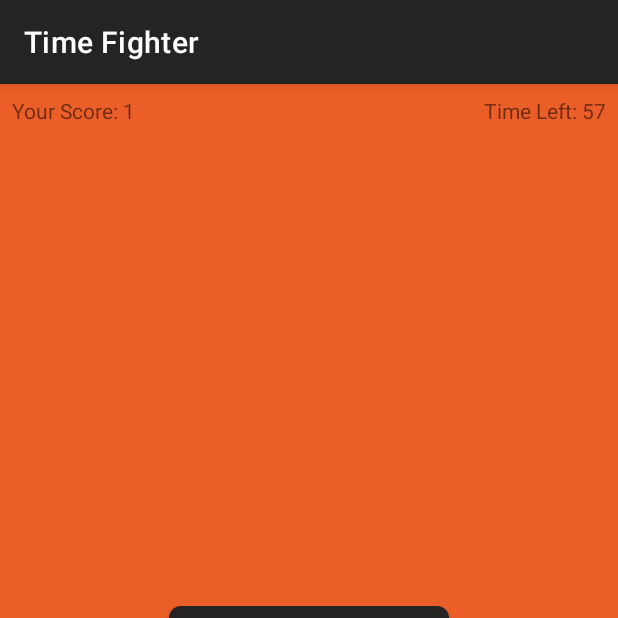
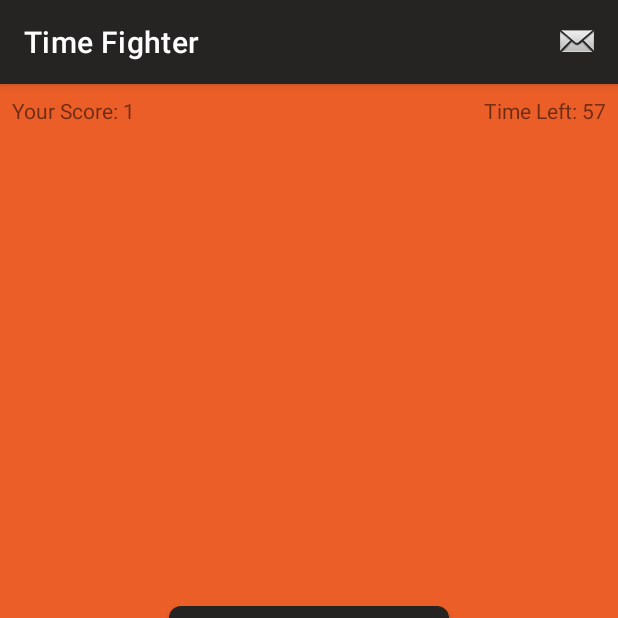
Before and after one commit to daudi44/Comptador, an Android app: the screen it shows after launch (MainActivity), after a tap on "TAP ME!", on a phone screen of 412 x 824 dp, the top half of it. Run offline under Robolectric (Android 15) with nearby library versions, the phone set to English and light mode, and no system bars.

Commit message:
Creació d'un menú i d'un dialeg

```diff
--- a/app/src/main/java/me/danielaudibielsa/dam/comptador/MainActivity.kt
+++ b/app/src/main/java/me/danielaudibielsa/dam/comptador/MainActivity.kt
@@ -3,10 +3,13 @@ package me.danielaudibielsa.dam.comptador
 import android.os.Bundle
 import android.os.CountDownTimer
 import android.util.Log
+import android.view.Menu
+import android.view.MenuItem
 import android.view.animation.AnimationUtils
 import android.widget.Button
 import android.widget.TextView
 import android.widget.Toast
+import androidx.appcompat.app.AlertDialog
 import androidx.appcompat.app.AppCompatActivity
 
 class MainActivity : AppCompatActivity() {
@@ -51,6 +54,27 @@ class MainActivity : AppCompatActivity() {
     } else {
       resetGame()
     }
+  }
+
+  override fun onCreateOptionsMenu(menu: Menu?): Boolean {
+    super.onCreateOptionsMenu(menu)
+    menuInflater.inflate(R.menu.menu, menu)
+    return true
+  }
+
+  override fun onOptionsItemSelected(item: MenuItem): Boolean {
+    if(item.itemId == R.id.actionAbout){
+      showInfo()
+    }
+    return true
+  }
+
+  private fun showInfo() {
+    val dialogTitle = getString(R.string.aboutTitle, BuildConfig.VERSION_NAME)
+    val dialogMessage = getString(R.string.aboutMessage)
+
+    val builder = AlertDialog.Builder(this)
+    builder.setTitle(dialogTitle).setMessage(dialogMessage).create().show()
   }
 
   override fun onSaveInstanceState(outState: Bundle) {
--- /dev/null
+++ b/app/src/main/res/menu/menu.xml
@@ -0,0 +1,10 @@
+<?xml version="1.0" encoding="utf-8"?>
+<menu xmlns:app="http://schemas.android.com/apk/res-auto"
+    xmlns:android="http://schemas.android.com/apk/res/android">
+
+    <item
+        android:id="@+id/actionAbout"
+        android:icon="@android:drawable/sym_action_email"
+        android:title="@string/aboutMenu"
+        app:showAsAction="always" />
+</menu>
--- a/app/src/main/res/values/strings.xml
+++ b/app/src/main/res/values/strings.xml
@@ -4,4 +4,7 @@
     <string name="timeLeft">Time Left: %1$d</string>
     <string name="tapMe">Tap Me!</string>
     <string name="gameOverMessage">Time\'s up! Your score was: %1$d</string>
+    <string name="aboutMenu">About</string>
+    <string name="aboutTitle">Time FIghter %1$s</string>
+    <string name="aboutMessage">"Creat per Daniel Audí Bielsa. Github: https://github.com/daudi44/Comptador "</string>
 </resources>
```
